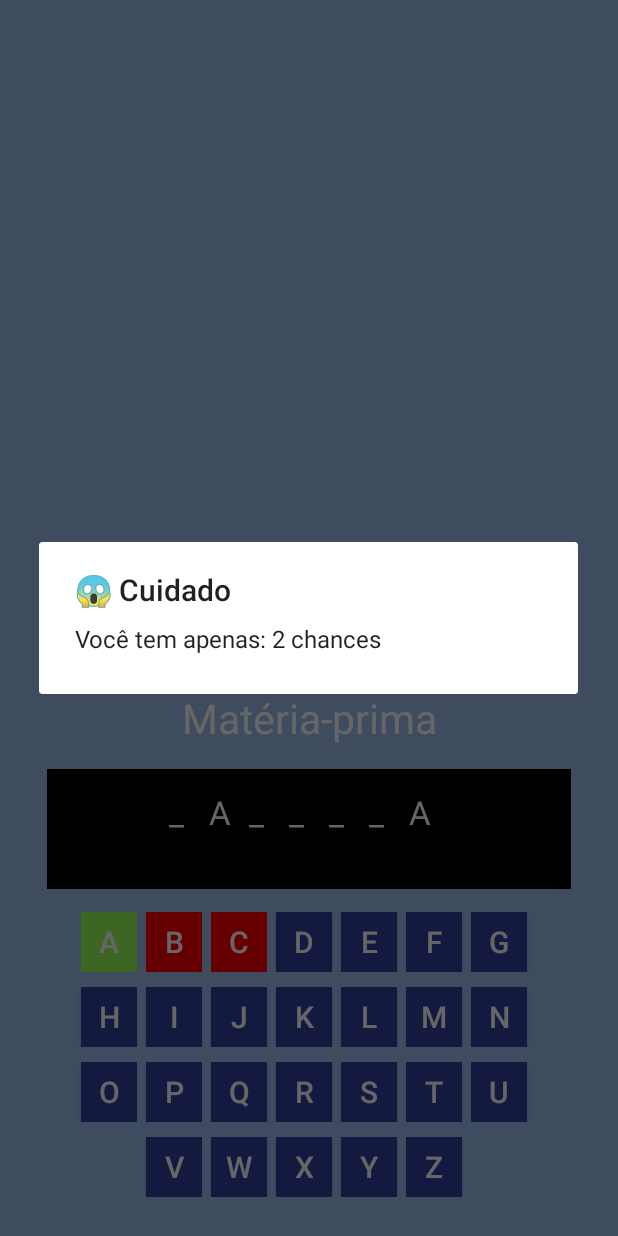
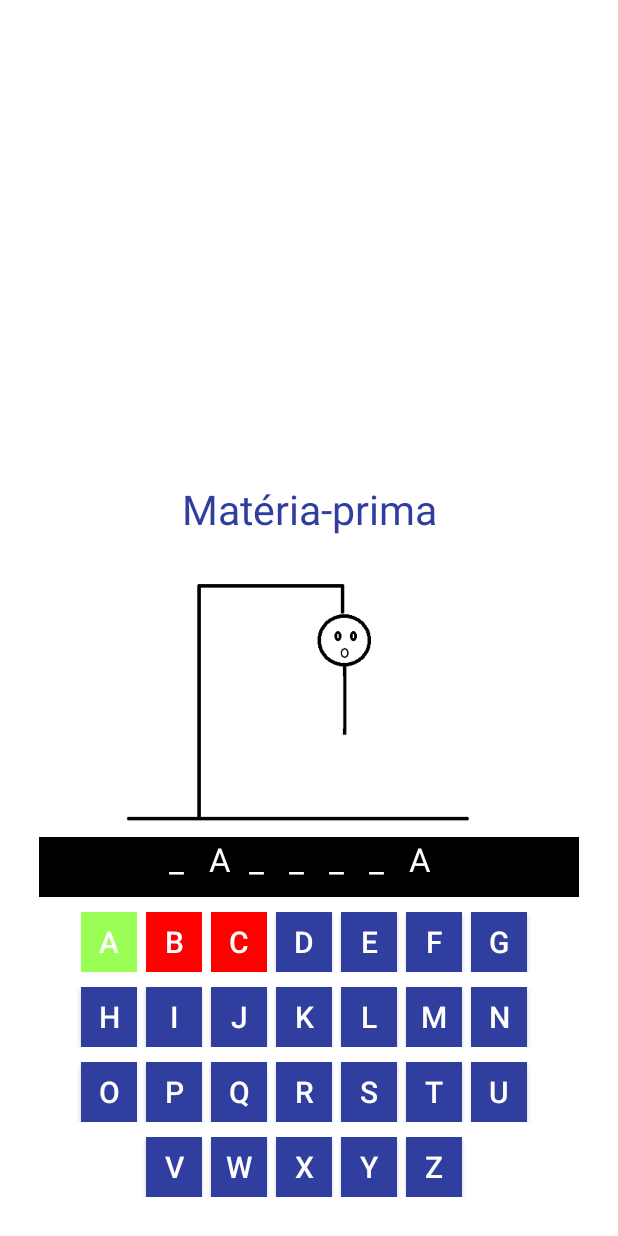
Before and after one commit to randerson3301/JogoDaForca, an Android app: the MainActivity screen opened directly, with no data from a screen before it, after a tap on an icon or button, on a phone screen of 412 x 824 dp. Run offline under Robolectric (Android 15) with nearby library versions, the phone set to English and light mode, and no system bars; 2 other taps on this screen came first.

Commit message:
Coloquei o boneco para contar os erros, mudei o fundo para branco e exclui as classes de teste

```diff
--- a/app/src/main/AndroidManifest.xml
+++ b/app/src/main/AndroidManifest.xml
@@ -8,6 +8,7 @@
         android:roundIcon="@mipmap/ic_launcher_round"
         android:supportsRtl="true"
         android:theme="@style/AppTheme" >
+        <activity android:name=".TesteActivity"></activity>
 
         <activity android:name=".FimActivity"></activity>
 
--- a/app/src/main/java/com/randerson/mendes/jogodaforca/MainActivity.java
+++ b/app/src/main/java/com/randerson/mendes/jogodaforca/MainActivity.java
@@ -8,17 +8,22 @@
 import android.support.annotation.Nullable;
 import android.view.View;
 import android.widget.Button;
+import android.widget.ImageView;
 import android.widget.LinearLayout;
 import android.widget.TextView;
 
 import java.util.ArrayList;
-import java.util.Random;
 
 public class MainActivity extends Activity {
 
     Button btn[];
     TextView t, txtDica;
     LinearLayout layout;
+    ImageView imgBoneco;
+    /*
+    * contVitoria representa a quantidade de vezes que o user acertou as letras
+    * tentativas representa o total de chances que o user tem para acertar a palavra
+    * contGeral é um controlador para o total de palavras que serão sorteadas.*/
     int contVitoria, tentativas, contGeral = 0;
 
     //ambas as variaveis serão utilizadas na tela de fim de jogo
@@ -52,6 +57,8 @@
     int indexWords = (int) Math.floor(Math.random() * words.length);
     //vetor para armazenar os textviews gerados dinamicamente.
     ArrayList<TextView> sequence;
+    //vetor para armazenar os indices das palavras
+    ArrayList<Integer> repetidos;
 
 
     //método para mostrar cada dica por vez
@@ -93,35 +100,37 @@
     }
 
     //mudar palavra
-    public void incrementar() {
+    public void mudarPalavra() {
         layout.removeAllViews(); //removendo todos os elementos do layout
         indexWords = (int) Math.floor(Math.random() * words.length);
-
-        tentativas = 4;
+        gerarAleatorioSemRepeticao(indexWords);
+        tentativas = 6;
+        //voltando a forca ao seu estado original
+        imgBoneco.setImageDrawable(getResources().getDrawable(R.drawable.forca));
         contVitoria = 0;
         gerarBtn();
         gerarTexto(indexWords);
         mostrarDica(indexWords);
-
+        criarBoneco(tentativas);
         setResultado(contGeral);
 
     }
 
-/*
+    //esse método evita que números aleatórios sejam repetidos
     public void gerarAleatorioSemRepeticao(int index) {
-       ArrayList<Integer> repetidos = new ArrayList<Integer>();
+        repetidos = new ArrayList<Integer>();
 
         repetidos.add(index);
 
-        for (int i = 0; i <= repetidos.size(); i++) {
-            if (index == repetidos.get(i)) {
+        for (int i = 0; i < repetidos.size(); i++) {
+            if (index == repetidos.get(i)) { //se o num já foi sorteado, o sistema sorteia um novo
                 index = (int) Math.floor(Math.random() * words.length);
             }
         }
 
 
     }
-*/
+
 
         View.OnClickListener clicou = (View view) -> {
         int tag = (int) view.getTag();
@@ -132,6 +141,7 @@
 
             for (int i = 0; i < words[indexWords].length; i++) {
 
+                //caso a letra seja encontrada no vetor
                 if (btn[tag].getText().equals(String.valueOf(words[indexWords][i]))) {
                     cont++;
                     contVitoria++;
@@ -146,24 +156,19 @@
 
             }
 
+            /*o contador será incrementado apenas quando a letra é encontrada
+            * por isso o botão ficará verde
+            * */
             if (cont != 0) {
                 view.setBackgroundColor(getResources().getColor(R.color.green));
 
+            //caso o contador cont não seja incrementado, significa que a letra não foi encontrada.
             } else {
-                tentativas--;
+                tentativas--; //se o usuário errar, o num de tentativas é decrementado
                 erros++;
-                if (tentativas > 0) {
-                    view.setBackgroundColor(getResources().getColor(R.color.red));
+                view.setBackgroundColor(getResources().getColor(R.color.red));
 
-                    AlertDialog.Builder alert = new AlertDialog.Builder(this);
-                    alert.setMessage("Você tem apenas: " + tentativas + " chances");
-                    alert.setTitle("\uD83D\uDE31 Cuidado");
-
-                    alert.create().show();
-                } else if (tentativas == 0) {
-                    alert("Infelizmente, você perdeu !", "Essa nãããoo");
-                    contGeral++;
-                }
+                criarBoneco(tentativas);
             }
 
             if (contVitoria == words[indexWords].length) {
@@ -173,7 +178,30 @@
             }
         }
 };
+    //método para controlar o boneco
+    /*
+    * Cada vez que o user errar a letra, uma parte do corpo aparecerá*/
+    private void criarBoneco(int cont) {
+        imgBoneco = findViewById(R.id.imgBoneco);
 
+        switch (cont) {
+            case 5: imgBoneco.setImageDrawable(getResources().getDrawable(R.drawable.head));
+                    break;
+            case 4: imgBoneco.setImageDrawable(getResources().getDrawable(R.drawable.body));
+                    break;
+            case 3: imgBoneco.setImageDrawable(getResources().getDrawable(R.drawable.right_arm));
+                    break;
+            case 2: imgBoneco.setImageDrawable(getResources().getDrawable(R.drawable.left_arm));
+                    break;
+            case 1: imgBoneco.setImageDrawable(getResources().getDrawable(R.drawable.right_leg));
+                    break;
+            case 0: imgBoneco.setImageDrawable(getResources().getDrawable(R.drawable.lose));
+                contGeral++;
+                alert("Infelizmente, você perdeu !", "Essa nãããoo");
+                break;
+
+        }
+    }
 
 
     //função para Alert
@@ -194,7 +222,7 @@
             alert.setPositiveButton("Próximo", new DialogInterface.OnClickListener() {
                 @Override
                 public void onClick(DialogInterface dialogInterface, int i) {
-                    incrementar();
+                    mudarPalavra();
 
                 }
             });
@@ -216,6 +244,8 @@
 
     }
 
+    // método para gerenciar a mecânica dos botões
+
     private void gerarBtn(){
 
             int i;
@@ -231,8 +261,10 @@
             }
     }
 
+    /*método para enviar o usuário a última activity, onde saberá se venceu o jogo,
+    * a quantidade de letras que acertou e que errou, e a opção de reiniciar o jogo*/
     private void setResultado(int cont) {
-        if(cont == words.length / 2) {
+        if(cont == 4) {
             Intent intent = new Intent(this, FimActivity.class);
             startActivity(intent);
         }
@@ -244,13 +276,14 @@
         super.onCreate(savedInstanceState);
         setContentView(R.layout.activity_main);
 
-
-        //Instanciando objetos
+         //Instanciando objetos
         sequence = new ArrayList<TextView>();
+        repetidos = new ArrayList<Integer>();
         layout = new LinearLayout(this);
+        imgBoneco = new ImageView(this);
         t = new TextView(this);
         btn = new Button[26];
-        tentativas = 4;
+        tentativas = 6;
 
         //usando métodos
         gerarBtn();
--- a/app/src/main/res/layout/activity_main.xml
+++ b/app/src/main/res/layout/activity_main.xml
@@ -8,38 +8,43 @@
     <LinearLayout
         android:layout_width="match_parent"
         android:layout_height="match_parent"
-        android:background="@color/azulClaro"
+        android:background="@color/white"
         android:gravity="bottom"
         android:orientation="vertical"
         android:padding="16dp"
 
+
         >
-        <!--
-        <TextView
-            android:layout_width="wrap_content"
-            android:layout_height="wrap_content"
-            android:text="_"
-            android:textSize="50sp"
-            />
-        -->
+
         <TextView
             android:layout_width="match_parent"
             android:layout_height="wrap_content"
             android:id="@+id/txtDica"
             android:textSize="27sp"
-            android:textColor="@color/white"
+            android:textColor="@color/colorPrimaryDark"
             android:gravity="center"
             />
+        <ImageView
+            android:layout_width="wrap_content"
+            android:layout_height="300dp"
+            android:src="@drawable/forca"
+            android:layout_gravity="center"
+            android:paddingLeft="18dp"
+            android:layout_marginBottom="-110dp"
+            android:id="@+id/imgBoneco"
+
+            />
+
 
 
         <LinearLayout
             android:layout_width="match_parent"
-            android:layout_height="80dp"
+            android:layout_height="40dp"
             android:background="#000"
             android:id="@+id/MyLayout"
             android:orientation="horizontal"
             android:gravity="center"
-            android:layout_margin="15dp"
+            android:layout_margin="10dp"
 
 
            >
```
Also changed, not shown: app/src/main/java/com/randerson/mendes/jogodaforca/TesteActivity.java (deleted, +0 -58 lines), app/src/main/res/layout/activity_teste.xml (deleted, +0 -49 lines), app/src/main/res/drawable/body.png (added), app/src/main/res/drawable/forca.png (added), app/src/main/res/drawable/head.png (added), app/src/main/res/drawable/left_arm.png (added), app/src/main/res/drawable/lose.png (added), app/src/main/res/drawable/right_arm.png (added), app/src/main/res/drawable/right_leg.png (added).
